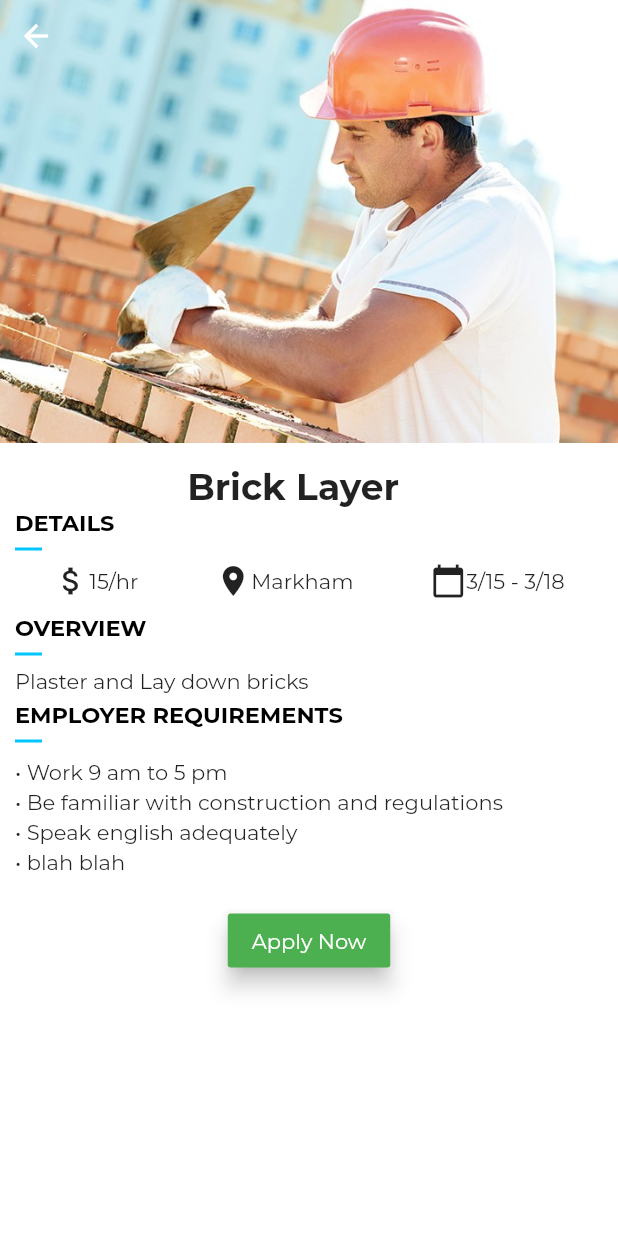
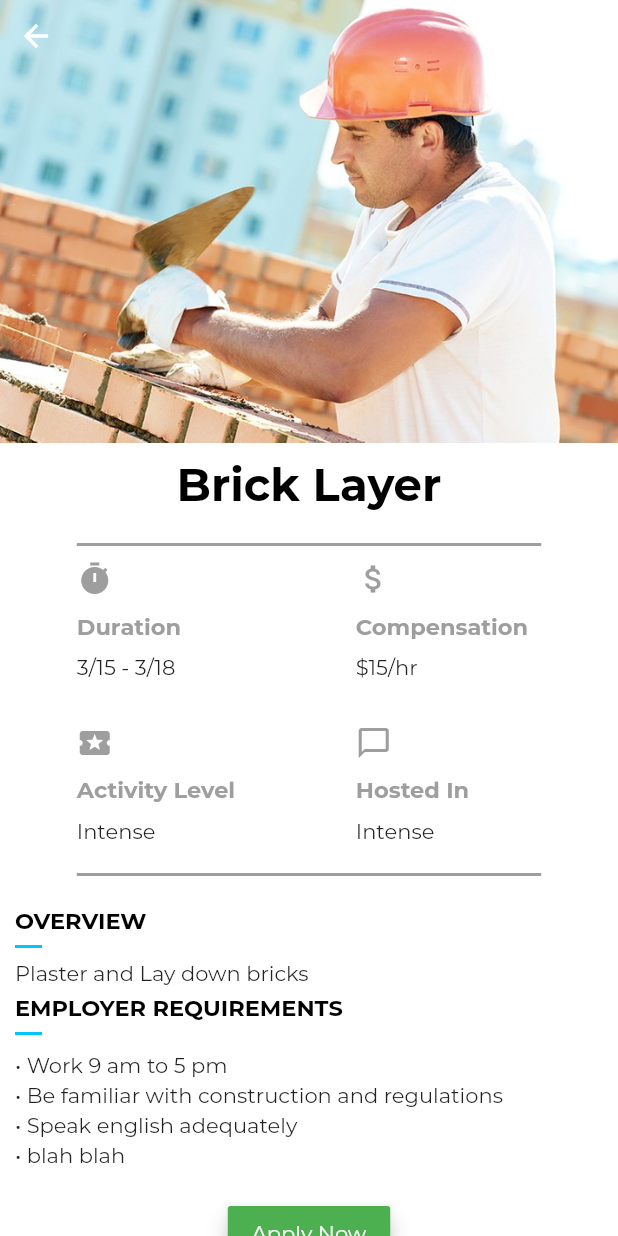
Before and after one commit to dart-dinosaurs/hyred, a Flutter app: the DetailPage screen opened directly with sample values from the repository, on a phone screen of 412 x 824 dp. Run offline on Flutter 3.47's test engine with Material 2 defaults, Android fonts, the light colour scheme and no system bars; our stand-ins replace firebase_auth; missing offline and left inert: flappy_search_bar; accounts and stored records are empty; project files that could hold a hidden picture were left out.

Commit message:
fixed up detail page, in progress

```diff
--- a/lib/screens/widgets/data.dart
+++ b/lib/screens/widgets/data.dart
@@ -9,8 +9,9 @@ class Job{
   final String requirements;
   final String date;
   final String employer;
+  final String activity;
 
-  const Job({this.name, this.description, this.image, this.salary, this.location, this.requirements, this.date, this.employer });
+  const Job({this.name, this.description, this.image, this.salary, this.location, this.requirements, this.date, this.employer, this.activity });
 }
 
 List<Job> retailJobs = [
@@ -22,7 +23,8 @@ List<Job> retailJobs = [
     location: 'Markham',
     requirements: 'Work 9 am to 5 pm|Be familiar with construction and regulations|Speak english adequately|blah blah',
     date: '3/15 - 3/18',
-    employer: 'ABC Construction'
+    employer: 'ABC Construction',
+    activity: 'Intense'
   ),
   const Job(
     name: "Janitor",
@@ -32,7 +34,8 @@ List<Job> retailJobs = [
     location: 'Missisauga',
     requirements: 'Work 10 am to 7pm|Be available on call during shift to clean up messes|Be familiar with cleaning protocols',
     date: '3/16 - 3/20',
-    employer: 'Cleaners Union'
+    employer: 'Cleaners Union',
+    activity: 'Moderate'
   )
 ];
 
@@ -45,7 +48,8 @@ List<Job> constructionJobs = [
     location: 'Markham',
     requirements: 'Work 9 am to 5 pm|Be familiar with construction and regulations|Speak english adequately|blah blah',
     date: '3/15 - 3/18',
-    employer: 'ABC Construction'
+    employer: 'ABC Construction',
+    activity: 'Moderate'
   ),
   const Job(
     name: "Cash",
@@ -55,7 +59,8 @@ List<Job> constructionJobs = [
     location: 'Missisauga',
     requirements: 'Work 10 am to 7pm|Be available on call during shift to clean up messes|Be familiar with cleaning protocols',
     date: '3/16 - 3/20',
-    employer: 'Dollorama'
+    employer: 'Dollorama',
+    activity: 'Low'
   )
 ];
 
@@ -68,7 +73,8 @@ List<Job> janitorialJobs = [
     location: 'Markham',
     requirements: 'Work 9 am to 5 pm|Be familiar with construction and regulations|Speak english adequately|blah blah',
     date: '3/15 - 3/18',
-    employer: 'Cleaners United'
+    employer: 'Cleaners United',
+    activity: 'Moderate'
   ),
   const Job(
     name: "Janitor",
@@ -78,6 +84,7 @@ List<Job> janitorialJobs = [
     location: 'Missisauga',
     requirements: 'Work 10 am to 7pm|Be available on call during shift to clean up messes|Be familiar with cleaning protocols',
     date: '3/16 - 3/20',
-    employer: 'Markham Banquet'
+    employer: 'Markham Banquet',
+    activity: 'Moderate'
   )
 ];
--- a/lib/screens/widgets/details.dart
+++ b/lib/screens/widgets/details.dart
@@ -18,7 +18,7 @@ class DetailPage extends StatelessWidget {
         color: Colors.white,
         child: new Stack(
           children: <Widget>[
-            _getBackground(),
+
             //_getGradient(),
             _getContent(context),
             _getToolbar(context),
@@ -64,51 +64,90 @@ class DetailPage extends StatelessWidget {
     }
     return new Container(
       child: new ListView(
-        padding: new EdgeInsets.fromLTRB(0.0, 310.0, 0.0, 32.0),
+        padding: new EdgeInsets.fromLTRB(0.0, 0.0, 0.0, 32.0),
         children: <Widget>[
           // new JobCard(job,
           //   horizontal: false,
           // ),
+          _getBackground(),
           new Container(
             padding: new EdgeInsets.symmetric(horizontal: 10.0),
             child: new Column(
               crossAxisAlignment: CrossAxisAlignment.start,
               children: <Widget>[
                 Container(
-                  child: Text(
-                    job.name,
-                    textAlign: TextAlign.center,
-                    style: TextStyle(fontWeight: FontWeight.bold, fontSize: 24),
+                  child: Column(children: <Widget>[
+                    Container(height: 10,),
+                    Text(job.name, style: TextStyle(color: Colors.black, fontWeight: FontWeight.bold, fontSize: 30),),
+                    Container(width: MediaQuery.of(context).size.width, height: 2, color: Colors.grey, margin: EdgeInsets.fromLTRB(0, 20, 0, 10),),
+                    Row(
+                      children: <Widget>[
+                        Container(
+                          child: Column(
+                            children: <Widget>[
+                              Icon(Icons.timer, color: Colors.grey,),
+                              Container(
+                                height: 10,
                               ),
-                  width: MediaQuery.of(context).size.width * 0.9,
+                              Text("Duration", style: TextStyle(color: Colors.grey, fontSize: 15, fontWeight: FontWeight.bold),),
+                              Container(
+                                height: 10,
                               ),
-                new Text(
-                  'DETAILS',
-                  style: TextStyle(
-                      color: Colors.black,
-                      fontSize: 15.0,
-                      fontWeight: FontWeight.bold),
+                              Text(job.date),
+                              Container(
+                                height: 30,
                               ),
-                new Separator(),
-                new Row(
-                  children: <Widget>[
-                    Row(children: <Widget>[
-                      Icon(Icons.attach_money),
-                      Text(job.salary.substring(1, job.salary.length)),
-                    ],),
-                    Row(children: <Widget>[
-                      Icon(Icons.location_on),
-                      Text(job.location),
-                    ],),
-                    Row(children: <Widget>[
-                      Icon(Icons.calendar_today),
-                      Text(job.date)
-                    ],)
+                              Icon(Icons.local_activity, color: Colors.grey,),
+                              Container(
+                                height: 10,
+                              ),
+                              Text("Activity Level", style: TextStyle(color: Colors.grey, fontSize: 15, fontWeight: FontWeight.bold)),
+                              Container(
+                                height: 10,
+                              ),
+                              Text(job.activity),
                             ],
-                  mainAxisAlignment: MainAxisAlignment.spaceAround,
+                            mainAxisAlignment: MainAxisAlignment.start,
+                            crossAxisAlignment: CrossAxisAlignment.start,
+                          ),
+                          width: MediaQuery.of(context).size.width * 0.4,
                         ),
                         Container(
+                          child: Column(
+                            children: <Widget>[
+                              Icon(Icons.attach_money, color: Colors.grey),
+                              Container(
                                 height: 10,
+                              ),
+                              Text("Compensation", style: TextStyle(color: Colors.grey, fontSize: 15, fontWeight: FontWeight.bold),),
+                              Container(
+                                height: 10,
+                              ),
+                              Text(job.salary),
+                              Container(
+                                height: 30,
+                              ),
+                              Icon(Icons.chat_bubble_outline, color: Colors.grey,),
+                              Container(
+                                height: 10,
+                              ),
+                              Text("Hosted In", style: TextStyle(color: Colors.grey, fontWeight: FontWeight.bold, fontSize: 15),),
+                              Container(
+                                height: 10,
+                              ),
+                              Text(job.activity),
+                            ],
+                            mainAxisAlignment: MainAxisAlignment.start,
+                            crossAxisAlignment: CrossAxisAlignment.start,
+                          ),
+                          width: MediaQuery.of(context).size.width * 0.3,
+                        )
+                      ],
+                      mainAxisAlignment: MainAxisAlignment.spaceBetween,
+                    ),
+                    Container(width: MediaQuery.of(context).size.width, height: 2, color: Colors.grey, margin: EdgeInsets.fromLTRB(0, 20, 0, 20),),
+                  ]),
+                  margin: EdgeInsets.fromLTRB(MediaQuery.of(context).size.width*0.10, 0, MediaQuery.of(context).size.width*0.10, 0),
                 ),
                 new Text(
                   _overviewTitle,
@@ -145,7 +184,10 @@ class DetailPage extends StatelessWidget {
                   alignment: Alignment(0.0, 0.0),
                   margin: EdgeInsets.fromLTRB(0, 20, 0, 0),
                   child: RaisedButton(
-                    child: Text("Apply Now", style: TextStyle(color: Colors.white),),
+                    child: Text(
+                      "Apply Now",
+                      style: TextStyle(color: Colors.white),
+                    ),
                     elevation: 6.0,
                     color: Colors.green,
                     onPressed: () {
```
Lines whose indentation alone changed are shown as unchanged.
